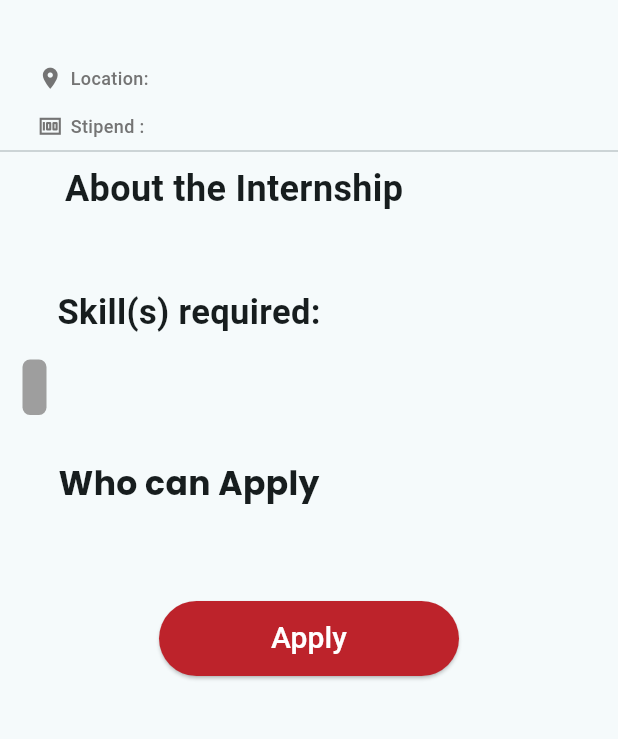
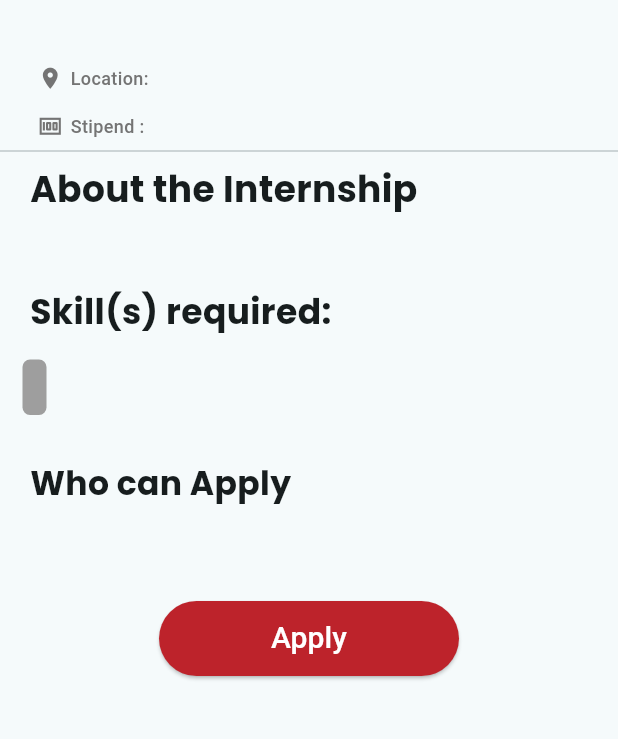
Before and after one commit to MEETR04/Latest_Hiremi_Res, a Flutter app: the InternshipDescription screen opened directly with empty values, on a phone screen of 412 x 824 dp, the part 128-867 px from its top. Run offline on Flutter 3.47's test engine with Material 3 defaults, Android fonts, the phone set to English and light mode, and no system bars; our stand-ins replace carousel_slider, connectivity_plus, csc_picker, curved_navigation_bar, dots_indicator, flutter_rating_bar and 4 more; missing offline and left inert: flutter_app_update, in_app_update, phonepe_payment_sdk, razorpay_flutter; accounts and stored records are empty; network calls fail; Roboto replaces fonts that are missing (Poppins).

Commit message:
minor bugs

```diff
--- a/lib/InternDescription.dart
+++ b/lib/InternDescription.dart
@@ -1,5 +1,6 @@
 import 'dart:developer';
 
+import 'package:flutter/cupertino.dart';
 import 'package:flutter/material.dart';
 import 'package:hiremi/HomePage.dart';
 import 'package:hiremi/internship.dart';
@@ -787,6 +788,7 @@ class _InternshipDescriptionState extends State<InternshipDescription> {
                       style: const TextStyle(
                         fontWeight: FontWeight.w700,
                         fontSize: 20,
+                        fontFamily: "FontMain"
                       ),
                     ),
                   ),
@@ -878,12 +880,16 @@ class _InternshipDescriptionState extends State<InternshipDescription> {
               ),
 
               const Padding(
-                padding: EdgeInsets.only(right: 100.0),
+                padding: EdgeInsets.only(left: 20),
+                child: Align(
+                  alignment: Alignment.centerLeft,
                   child: Text(
                     'About the Internship',
                     style: TextStyle(
                       fontWeight: FontWeight.w700,
                       fontSize: 24,
+                      fontFamily: "FontMain"
+                    ),
                   ),
                 ),
               ),
@@ -907,14 +913,18 @@ class _InternshipDescriptionState extends State<InternshipDescription> {
 
                 children: [
                   const SizedBox(height: 20,),
-                  const Padding(
-                    padding:  EdgeInsets.only(right: 160.0),
-                    child:  Text(
+                  Padding(
+                    padding: const EdgeInsets.only(left: 20),
+                    child: Align(
+                      alignment: Alignment.centerLeft,
+                      child: Text(
                         'Skill(s) required:',
 
                         style: TextStyle(
                           fontWeight: FontWeight.w700,
                           fontSize: 23,
+                          fontFamily: "FontMain"
+                        ),
                       ),
                     ),
                   ),
@@ -958,13 +968,16 @@ class _InternshipDescriptionState extends State<InternshipDescription> {
 
                   const SizedBox(height: 25,),
                     const Padding(
-                      padding: EdgeInsets.only(right: 160.0),
+                      padding: EdgeInsets.only(left: 20),
+                      child: Align(
+                        alignment: Alignment.centerLeft,
                         child: Text(
                         'Who can Apply',
                         style: TextStyle(
                             fontWeight: FontWeight.w600,
                             fontSize: 22,
                             fontFamily: 'FontMain'
+                        ),
                                           ),
                       ),
                     ),
--- a/lib/JobDescription.dart
+++ b/lib/JobDescription.dart
@@ -785,6 +785,7 @@ import 'package:hiremi/utils/api.dart';
                         style: const TextStyle(
                           fontWeight: FontWeight.w700,
                           fontSize: 20,
+                          fontFamily: "FontMain"
                         ),
                       ),
                     ),
@@ -882,6 +883,7 @@ import 'package:hiremi/utils/api.dart';
                       style: TextStyle(
                         fontWeight: FontWeight.w700,
                         fontSize: 24,
+                        fontFamily: "FontMain"
                       ),
                     ),
                   ),
@@ -914,6 +916,7 @@ import 'package:hiremi/utils/api.dart';
                           style: TextStyle(
                             fontWeight: FontWeight.w700,
                             fontSize: 23,
+                            fontFamily: "FontMain"
                           ),
                         ),
                       ),
--- a/lib/main.dart
+++ b/lib/main.dart
@@ -5,6 +5,7 @@ import 'package:hiremi/CongratulationScreen.dart';
 import 'package:hiremi/CorporateTraining.dart';
 import 'package:flutter_app_update/flutter_app_update.dart';
 import 'package:hiremi/ForgetUrPass.dart';
+import 'package:hiremi/JobDescription.dart';
 import 'package:hiremi/PaymentSuccesful.dart';
 import 'package:hiremi/Settings.dart';
 import 'package:hiremi/chatGptrz2.dart';
@@ -78,7 +79,7 @@ class MyApp extends StatelessWidget {
         useMaterial3: true,
       ),
       //home: HomePage(sourceScreen: 'sourceScreen', uid: '', username: 'username', verificationId: 'verificationId'),
-      home: CongratulationScreen()
+      home: InternScreen()
       // routes: {
       //   '/signin': (context) => SignIn(),
       // },
```
Lines whose indentation alone changed are shown as unchanged.
